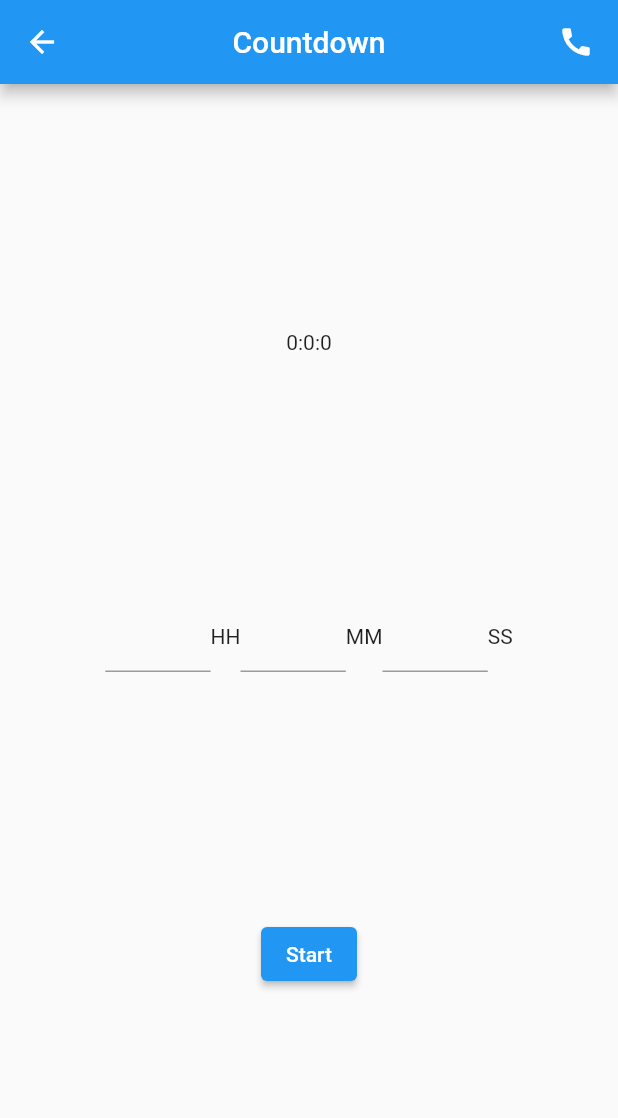
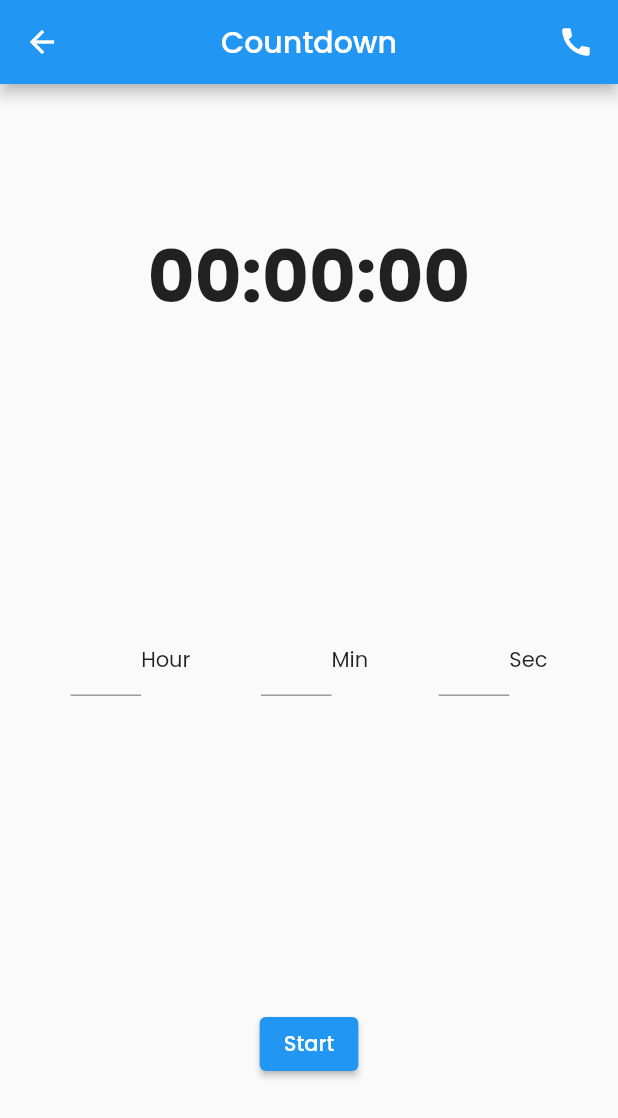
Before and after one commit to riVFerd/countdown-app, a Flutter app: the screen it shows after launch, after a tap on "Start", on a phone screen of 412 x 824 dp. Shown: the top 1118 px of the screen. Run offline on Flutter 3.47's test engine with Material 2 defaults, Android fonts, the phone set to English and light mode, and no system bars; our stand-ins replace google_fonts.

Commit message:
improve countdown input logic

```diff
--- a/lib/bloc/countdown_bloc.dart
+++ b/lib/bloc/countdown_bloc.dart
@@ -1,56 +1,85 @@
 import 'dart:async';
 
+import 'package:assignment2/bloc/input_status_bloc.dart';
+
 class CountdownTime {
-  int hours = 0;
-  int minutes = 0;
-  int seconds = 0;
+  int _hours = 0;
+  int _minutes = 0;
+  int _seconds = 0;
 
-  CountdownTime(this.hours, this.minutes, this.seconds);
+  CountdownTime(this._hours, this._minutes, this._seconds);
+
+  String getHoursText() {
+    if (_hours < 10) {
+      return (_hours == 0) ? "00" : "0$_hours";
+    }
+    return _hours.toString();
+  }
+
+  String getMinutesText() {
+    if (_minutes < 10) {
+      return (_minutes == 0) ? "00" : "0$_minutes";
+    }
+    return _minutes.toString();
+  }
+
+  String getSecondsText() {
+    if (_seconds < 10) {
+      return (_seconds == 0) ? "00" : "0$_seconds";
+    }
+    return _seconds.toString();
+  }
 
   int getTotalTimeInSeconds() {
-    int totalMinutes = (hours * 60) + minutes;
-    int totalSeconds = (totalMinutes * 60) + seconds;
+    int totalMinutes = (_hours * 60) + _minutes;
+    int totalSeconds = (totalMinutes * 60) + _seconds;
     return totalSeconds;
   }
 
   void setCountdown(int totalSeconds) {
-    hours = 0;
-    minutes = 0;
-    seconds = totalSeconds;
-    if (seconds < 60) return;
-    while (seconds - 60 >= 0) {
-      minutes++;
-      seconds -= 60;
+    _hours = 0;
+    _minutes = 0;
+    _seconds = totalSeconds;
+    if (_seconds < 60) return;
+    while (_seconds - 60 >= 0) {
+      _minutes++;
+      _seconds -= 60;
     }
 
-    if (minutes < 60) return;
-    while (minutes - 60 >= 0) {
-      hours++;
-      minutes -= 60;
+    if (_minutes < 60) return;
+    while (_minutes - 60 >= 0) {
+      _hours++;
+      _minutes -= 60;
     }
   }
 
   // void printTime() {
-  //   print("Hours : $hours");
-  //   print("Minutes : $minutes");
-  //   print("Seconds : $seconds");
+  //   print("Hours : $_hours");
+  //   print("Minutes : $_minutes");
+  //   print("Seconds : $_seconds");
   // }
 }
 
 class CountdownBloc {
+  Timer? timer;
+
   CountdownBloc() {
     _countdownController.sink.add(CountdownTime(0, 0, 0));
   }
-  Timer? timer;
 
   final _countdownController = StreamController<CountdownTime>();
   Stream<CountdownTime> get countdownStream => _countdownController.stream;
 
-  void startCountdown(CountdownTime time) {
+  void startCountdown(CountdownTime time, InputStatusBloc inputStatusBloc) {
+    time.setCountdown(time.getTotalTimeInSeconds() + 1);
     timer = Timer.periodic(
       const Duration(seconds: 1),
       (_) {
-        time.setCountdown(time.getTotalTimeInSeconds()-1);
+        if (time.getTotalTimeInSeconds() - 1 <= 0) {
+          timer?.cancel();
+          inputStatusBloc.changeInputStatus();
+        }
+        time.setCountdown(time.getTotalTimeInSeconds() - 1);
         _countdownController.sink.add(time);
       },
     );
--- /dev/null
+++ b/lib/bloc/input_status_bloc.dart
@@ -0,0 +1,18 @@
+import 'dart:async';
+
+class InputStatusBloc {
+  bool _isInputActive = true;
+
+  InputStatusBloc() {
+    _inputStatusController.sink.add(_isInputActive);
+  }
+
+  final _inputStatusController = StreamController<bool>();
+  Stream<bool> get inputStatusStream => _inputStatusController.stream;
+
+  void changeInputStatus() {
+    _isInputActive = !_isInputActive;
+    _inputStatusController.sink.add(_isInputActive);
+    // print("Input status : $_isInputActive");
+  }
+}
--- /dev/null
+++ b/lib/components/countdown_input.dart
@@ -0,0 +1,103 @@
+import 'package:flutter/material.dart';
+import 'package:assignment2/bloc/input_status_bloc.dart';
+import '../bloc/countdown_bloc.dart';
+
+class CountdownInput extends StatelessWidget {
+  final CountdownBloc countdownBloc;
+  CountdownInput({
+    Key? key,
+    required this.countdownBloc,
+  }) : super(key: key);
+
+  final inputHoursController = TextEditingController();
+  final inputMinutesController = TextEditingController();
+  final inputSecondsController = TextEditingController();
+  final inputStatusBloc = InputStatusBloc();
+
+  @override
+  Widget build(BuildContext context) {
+    return StreamBuilder(
+      stream: inputStatusBloc.inputStatusStream,
+      initialData: true,
+      builder: (context, AsyncSnapshot snapshot) {
+        bool isActive = snapshot.data;
+        if (isActive) {
+          // reset all inputed value
+          inputSecondsController.text = "";
+          inputMinutesController.text = "";
+          inputHoursController.text = "";
+        }
+        // print("Input section got rebuild");
+        return Column(
+          mainAxisAlignment: MainAxisAlignment.spaceAround,
+          children: [
+            Row(
+              children: [
+                const Spacer(),
+                Expanded(
+                  child: TextField(
+                    controller: inputHoursController,
+                    keyboardType: TextInputType.number,
+                    textAlign: TextAlign.center,
+                    enabled: isActive,
+                  ),
+                ),
+                const Text("Hour"),
+                const Spacer(),
+                Expanded(
+                  child: TextField(
+                    controller: inputMinutesController,
+                    keyboardType: TextInputType.number,
+                    textAlign: TextAlign.center,
+                    enabled: isActive,
+                  ),
+                ),
+                const Text("Min"),
+                const Spacer(),
+                Expanded(
+                  child: TextField(
+                    controller: inputSecondsController,
+                    keyboardType: TextInputType.number,
+                    textAlign: TextAlign.center,
+                    enabled: isActive,
+                  ),
+                ),
+                const Text("Sec"),
+                const Spacer(),
+              ],
+            ),
+            ElevatedButton(
+              onPressed: !isActive
+                  ? null
+                  : () {
+                      // disable all input while countdown still active
+                      inputStatusBloc.changeInputStatus();
+
+                      // prevent inserted empty string
+                      if (inputHoursController.text == "") {
+                        inputHoursController.text = "0";
+                      }
+                      if (inputMinutesController.text == "") {
+                        inputMinutesController.text = "0";
+                      }
+                      if (inputSecondsController.text == "") {
+                        inputSecondsController.text = "0";
+                      }
+
+                      countdownBloc.startCountdown(
+                        CountdownTime(
+                          int.parse(inputHoursController.text),
+                          int.parse(inputMinutesController.text),
+                          int.parse(inputSecondsController.text),
+                        ),
+                        inputStatusBloc,
+                      );
+                    },
+              child: const Text("Start"),
+            )
+          ],
+        );
+      },
+    );
+  }
+}
--- /dev/null
+++ b/lib/components/countdown_timer.dart
@@ -0,0 +1,62 @@
+import 'package:assignment2/bloc/countdown_bloc.dart';
+import 'package:flutter/material.dart';
+
+// Display a HH:MM:SS format timer that recevie data from CountdownBloc
+class CountdownTimer extends StatelessWidget {
+  final Stream<CountdownTime> countdownStream;
+  const CountdownTimer({
+    super.key,
+    required this.countdownStream,
+  });
+
+  @override
+  Widget build(BuildContext context) {
+    return StreamBuilder(
+      stream: countdownStream,
+      initialData: CountdownTime(0, 0, 0),
+      builder: ((context, snapshot) {
+        // print("timer got rebuild");
+        return Row(
+          mainAxisAlignment: MainAxisAlignment.center,
+          children: [
+            Text(
+              snapshot.data!.getHoursText(),
+              style: const TextStyle(
+                fontSize: 48,
+                fontWeight: FontWeight.bold,
+              ),
+            ),
+            const Text(
+              ":",
+              style: TextStyle(
+                fontSize: 48,
+                fontWeight: FontWeight.bold,
+              ),
+            ),
+            Text(
+              snapshot.data!.getMinutesText(),
+              style: const TextStyle(
+                fontSize: 48,
+                fontWeight: FontWeight.bold,
+              ),
+            ),
+            const Text(
+              ":",
+              style: TextStyle(
+                fontSize: 48,
+                fontWeight: FontWeight.bold,
+              ),
+            ),
+            Text(
+              snapshot.data!.getSecondsText(),
+              style: const TextStyle(
+                fontSize: 48,
+                fontWeight: FontWeight.bold,
+              ),
+            ),
+          ],
+        );
+      }),
+    );
+  }
+}
--- a/lib/main.dart
+++ b/lib/main.dart
@@ -1,5 +1,6 @@
 import 'package:assignment2/pages/home_page.dart';
 import 'package:flutter/material.dart';
+import 'package:google_fonts/google_fonts.dart';
 
 void main() {
   runApp(const MyApp());
@@ -14,6 +15,9 @@ class MyApp extends StatelessWidget {
       title: 'Flutter Demo',
       theme: ThemeData(
         primarySwatch: Colors.blue,
+        textTheme: GoogleFonts.poppinsTextTheme(
+          Theme.of(context).textTheme,
+        ),
       ),
       home: const HomePage(),
     );
--- a/lib/pages/home_page.dart
+++ b/lib/pages/home_page.dart
@@ -1,4 +1,6 @@
 import 'package:assignment2/bloc/countdown_bloc.dart';
+import 'package:assignment2/components/countdown_input.dart';
+import 'package:assignment2/components/countdown_timer.dart';
 import 'package:flutter/material.dart';
 
 class HomePage extends StatefulWidget {
@@ -9,16 +11,11 @@ class HomePage extends StatefulWidget {
 }
 
 class _HomePageState extends State<HomePage> {
-  final inputHoursController = TextEditingController();
-  final inputMinutesController = TextEditingController();
-  final inputSecondsController = TextEditingController();
-
-  bool isCountdownStart = false;
-
   final countdownBloc = CountdownBloc();
 
   @override
   Widget build(BuildContext context) {
+    // print("Home page got rebuild");
     return Scaffold(
       appBar: AppBar(
         title: Row(
@@ -34,66 +31,20 @@ class _HomePageState extends State<HomePage> {
         child: Column(
           mainAxisAlignment: MainAxisAlignment.spaceEvenly,
           children: [
-            // countdown section
-            StreamBuilder(
-              stream: countdownBloc.countdownStream,
-              builder: ((context, snapshot) {
-                return Row(
-                  mainAxisAlignment: MainAxisAlignment.center,
-                  children: [
-                    Text(snapshot.data!.hours.toString()),
-                    const Text(":"),
-                    Text(snapshot.data!.minutes.toString()),
-                    const Text(":"),
-                    Text(snapshot.data!.seconds.toString()),
-                  ],
-                );
-              }),
+            // shown countdown
+            Expanded(
+              flex: 1,
+              child: CountdownTimer(
+                countdownStream: countdownBloc.countdownStream,
+              ),
             ),
 
             // Input section
-            Row(
-              children: [
-                const Spacer(),
-                Expanded(
-                  child: TextField(
-                    controller: inputHoursController,
-                    keyboardType: TextInputType.number,
-                  ),
-                ),
-                const Text("HH"),
-                Expanded(
-                  child: TextField(
-                    controller: inputMinutesController,
-                    keyboardType: TextInputType.number,
-                  ),
-                ),
-                const Text("MM"),
-                Expanded(
-                  child: TextField(
-                    controller: inputSecondsController,
-                    keyboardType: TextInputType.number,
-                  ),
-                ),
-                const Text("SS"),
-                const Spacer(),
-              ],
-            ),
-
-            ElevatedButton(
-              onPressed: () {
-                setState(() {
-                  isCountdownStart = !isCountdownStart;
-                  countdownBloc.startCountdown(
-                    CountdownTime(
-                      int.parse(inputHoursController.text),
-                      int.parse(inputMinutesController.text),
-                      int.parse(inputSecondsController.text),
-                    ),
-                  );
-                });
-              },
-              child: const Text("Start"),
+            Expanded(
+              flex: 2,
+              child: CountdownInput(
+                countdownBloc: countdownBloc,
+              ),
             )
           ],
         ),
--- a/pubspec.yaml
+++ b/pubspec.yaml
@@ -36,6 +36,7 @@ dependencies:
   # The following adds the Cupertino Icons font to your application.
   # Use with the CupertinoIcons class for iOS style icons.
   cupertino_icons: ^1.0.2
+  google_fonts: ^3.0.1
 
 dev_dependencies:
   flutter_test:
```
Also changed, not shown: pubspec.lock, 1 other file.
